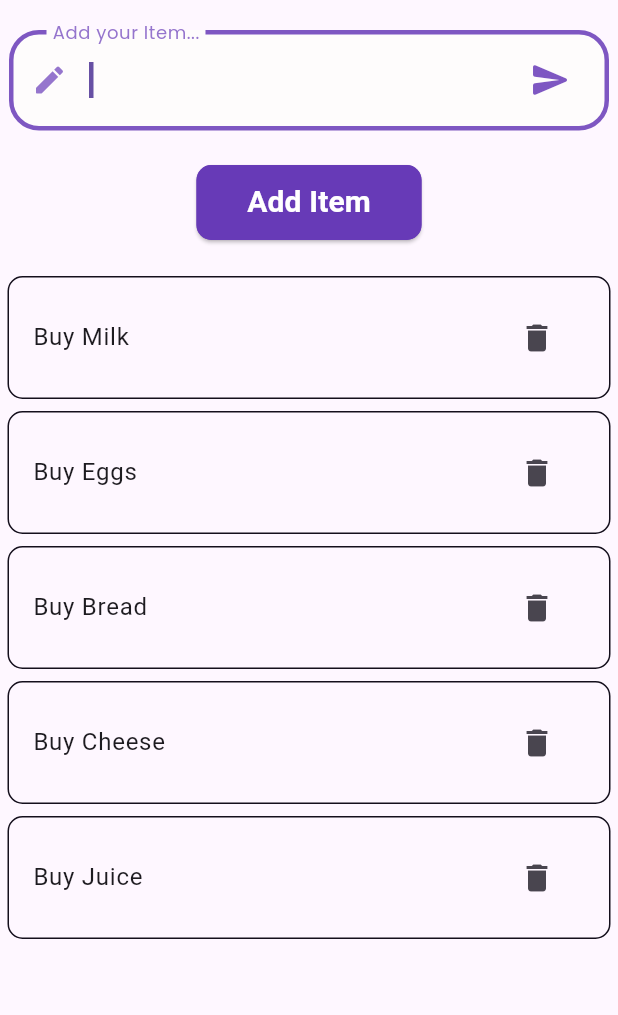
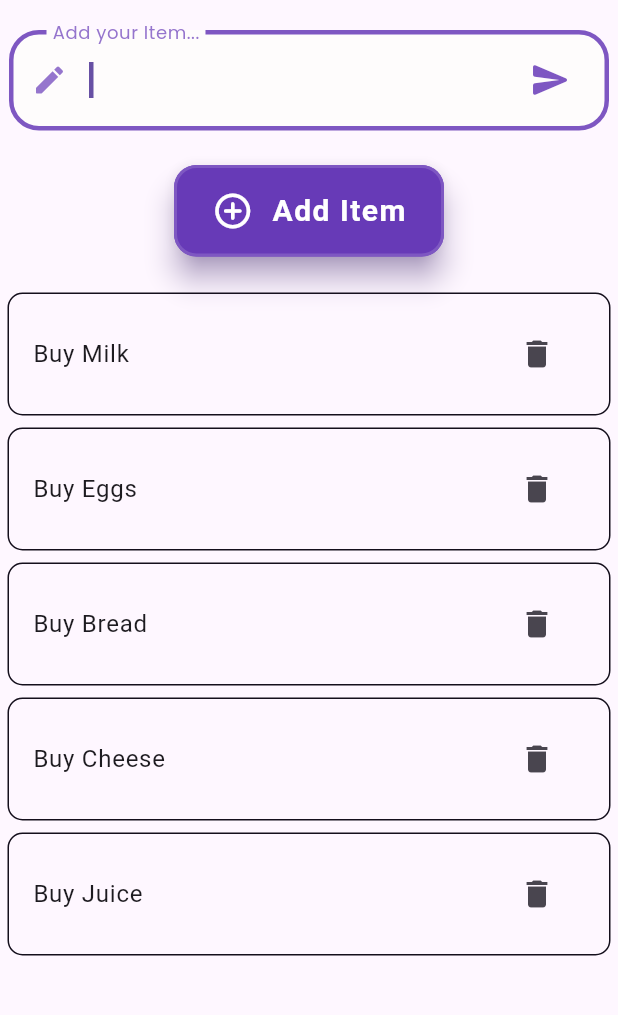
Before and after one commit to AakrishLama/ToDo_List, a Flutter app: the screen it shows after launch, on a phone screen of 412 x 824 dp, the part 84-1099 px from its top. Run offline on Flutter 3.47's test engine with Material 3 defaults, Android fonts, the phone set to English and light mode, and no system bars; our stand-ins replace google_fonts; Roboto replaces fonts that are missing (Quando, Rakkas).

Commit message:
editing button

```diff
--- a/todo_list/lib/button.dart
+++ b/todo_list/lib/button.dart
@@ -1,4 +1,5 @@
 import 'package:flutter/material.dart';
+import "package:google_fonts/google_fonts.dart";
 
 class Button extends StatelessWidget {
   final void Function() addItem;
@@ -7,22 +8,45 @@ class Button extends StatelessWidget {
 
   @override
   Widget build(BuildContext context) {
-    return ElevatedButton(
-      onPressed: addItem,
-      style: ElevatedButton.styleFrom(
-        minimumSize: Size(150, 50),
-        backgroundColor: Colors.deepPurple,
-        shape: RoundedRectangleBorder(
-          borderRadius: BorderRadius.circular(10),
-          side: const BorderSide(color: Colors.deepPurple),
+    return TweenAnimationBuilder<double>(
+      duration: const Duration(milliseconds: 300),
+      tween: Tween(begin: 1.0, end: 1.0),
+      builder: (context, scale, child) {
+        return Transform.scale(scale: scale, child: child);
+      },
+      child: ElevatedButton(
+        onPressed: addItem,
+        style: ElevatedButton.styleFrom(
+          minimumSize: const Size(180, 60),
+          padding: const EdgeInsets.symmetric(horizontal: 24, vertical: 16),
+          backgroundColor: Colors.deepPurple,
+          foregroundColor: Colors.white,
+          shadowColor: Colors.deepPurple[300],
+          elevation: 8,
+          shape: RoundedRectangleBorder(
+            borderRadius: BorderRadius.circular(15),
+            side: BorderSide(color: Colors.deepPurple[400]!, width: 2),
+          ),
+          // Gradient would go here if using Container instead
         ),
-      ),
-      child: const Text(
-        "Add Item",
-        style: TextStyle(
-          color: Colors.white,
-          fontSize: 20,
-          fontWeight: FontWeight.bold,
+        child: Row(
+          mainAxisSize: MainAxisSize.min,
+          children: [
+            Icon(
+               Icons.add_circle_outline_rounded,
+              size: 28,
+              color: Colors.white,
+            ),
+            const SizedBox(width: 12),
+            Text(
+              'Add Item',
+              style: GoogleFonts.quando(
+                fontSize: 20,
+                fontWeight: FontWeight.w600,
+                letterSpacing: 1,
+              ),
+            ),
+          ],
         ),
       ),
     );
```
